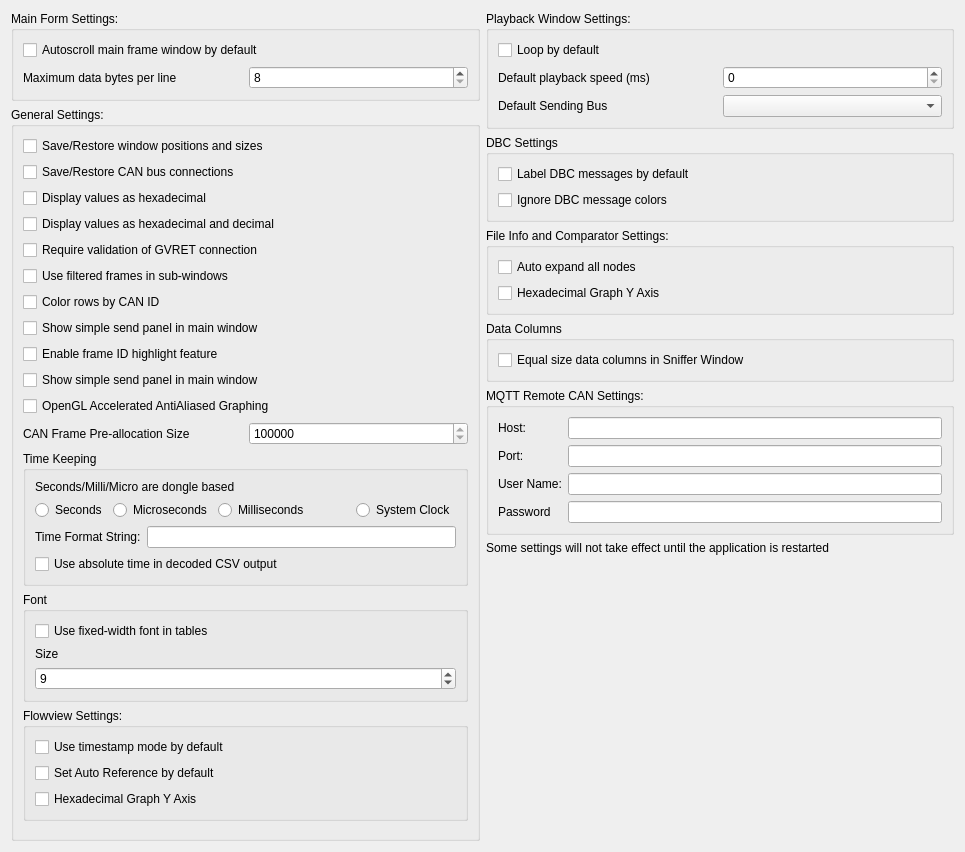
Before: the Qt Designer form ui/mainsettingsdialog.ui in minoseigenheer/SavvyCAN, drawn with Qt 5.
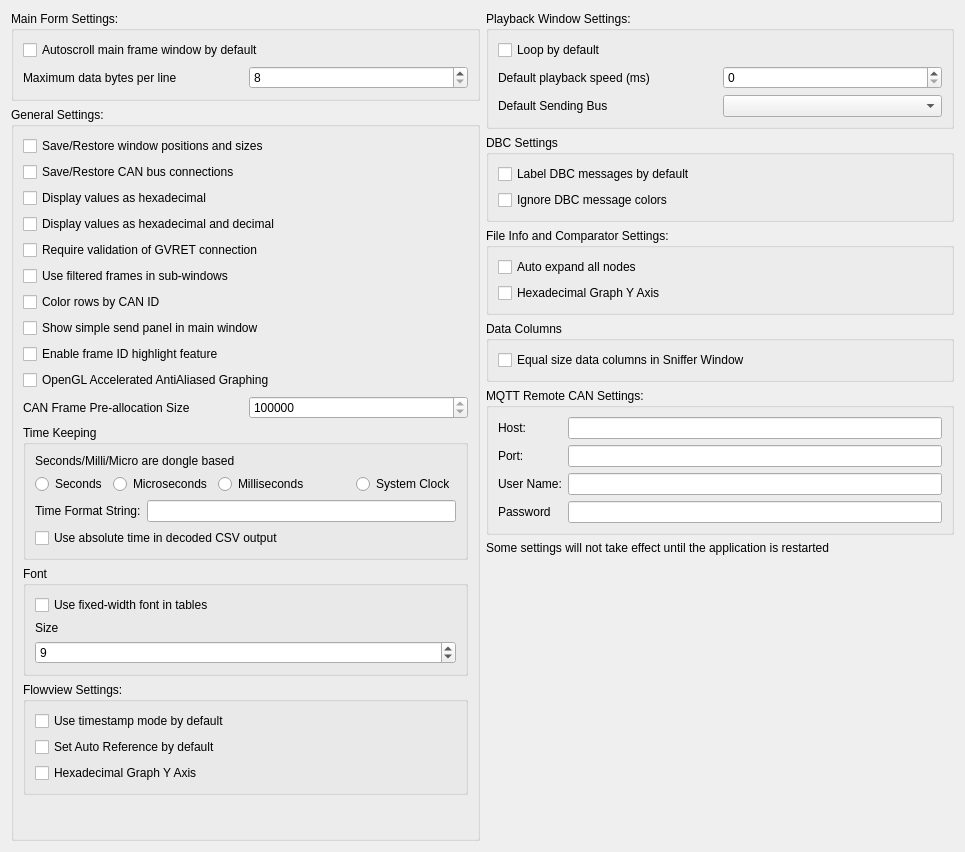
After: the same form once the commit is applied.

Commit message:
Add resizable main splitters and toggle for simple send panel
- Replace fixed main layout with nested splitters in the main window UI\n- Persist and restore splitter sizes via QSettings\n- Add a settings checkbox to show or hide the simple send panel\n- Wire runtime updates so the panel visibility changes without restart

Patch:
```diff
--- a/ui/mainsettingsdialog.ui
+++ b/ui/mainsettingsdialog.ui
@@ -125,13 +125,6 @@
            </property>
           </widget>
          </item>
-        <item>
-         <widget class="QCheckBox" name="cbShowSendPanel">
-          <property name="text">
-           <string>Show simple send panel in main window</string>
-          </property>
-         </widget>
-        </item>
         <item>
          <widget class="QCheckBox" name="cbUseOpenGL">
           <property name="text">
```
Lines whose indentation alone changed are shown as unchanged. The commit also changes 2 other files.
